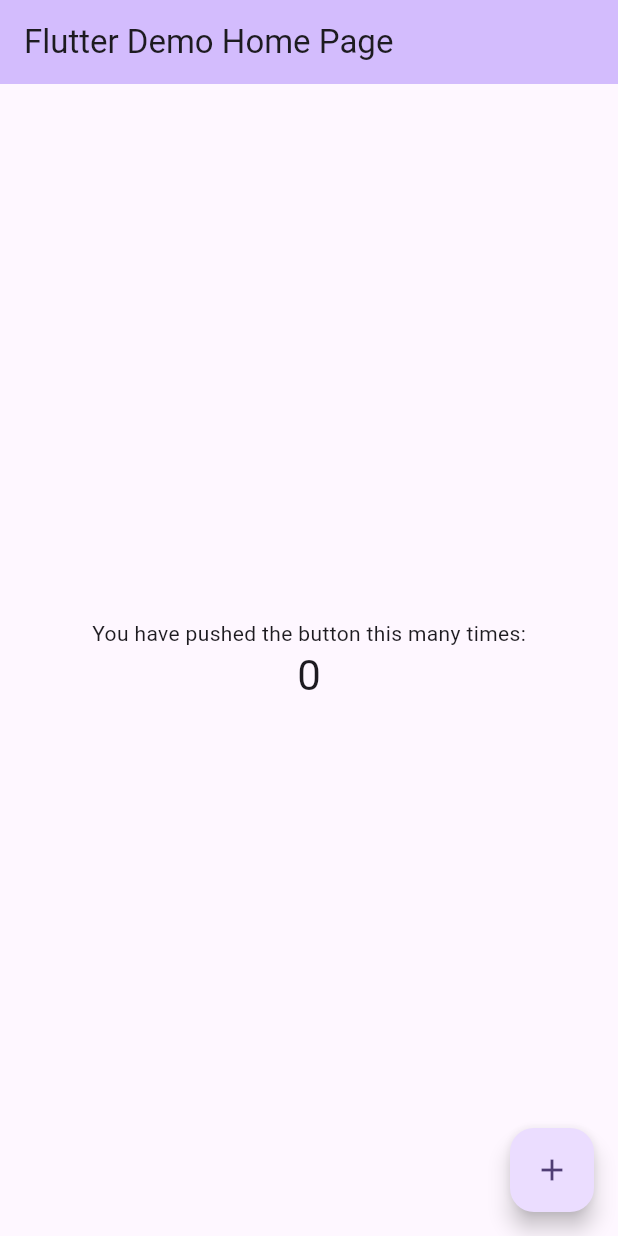
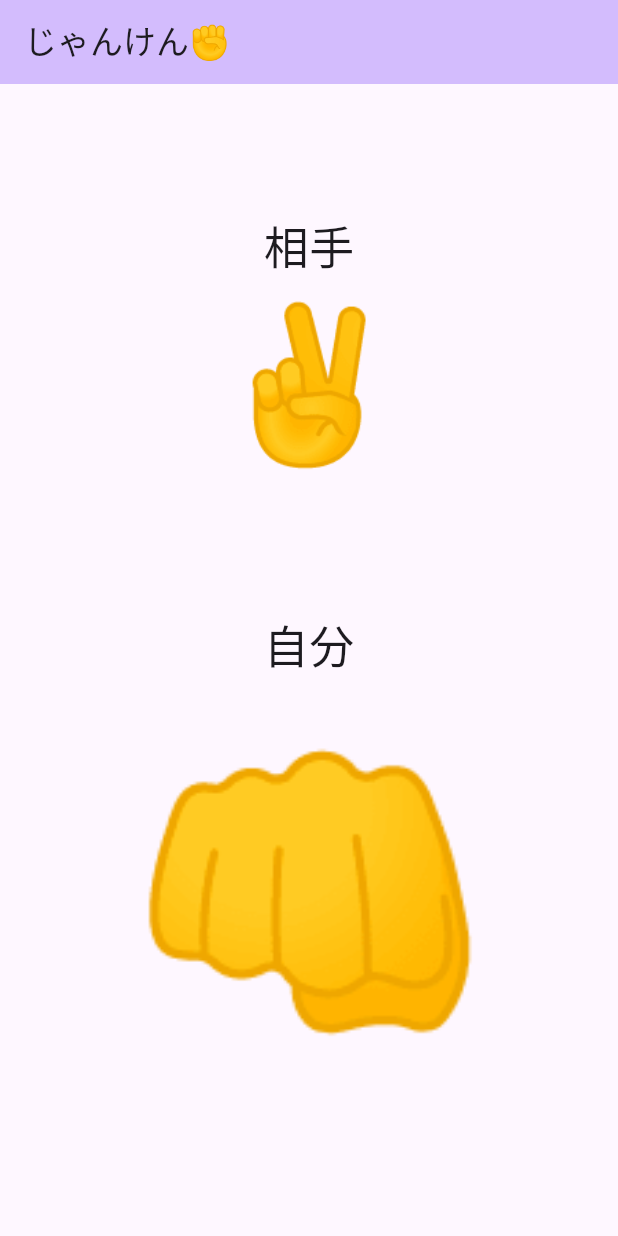
Before and after one commit to powerninja/flutterDev_janken_game, a Flutter app: the screen it shows after launch, on a phone screen of 412 x 824 dp. Run offline on Flutter 3.47's test engine with Material 3 defaults, Android fonts, the phone set to English and light mode, and no system bars.

Commit message:
イメージ作成

```diff
--- a/lib/main.dart
+++ b/lib/main.dart
@@ -43,27 +43,34 @@ class _MyHomePageState extends State<MyHomePage> {
     return Scaffold(
       appBar: AppBar(
         backgroundColor: Theme.of(context).colorScheme.inversePrimary,
-        title: Text(widget.title),
+        title: const Text('じゃんけん✊'),
       ),
-      body: Center(
+      body: const Center(
         child: Column(
           mainAxisAlignment: MainAxisAlignment.center,
-          children: <Widget>[
-            const Text(
-              'You have pushed the button this many times:',
+          children: [
+            Text(
+              '相手',
+              style: TextStyle(fontSize: 30),
             ),
             Text(
-              '$_counter',
-              style: Theme.of(context).textTheme.headlineMedium,
+              '✌️',
+              style: TextStyle(fontSize: 100),
+            ),
+            SizedBox(
+              height: 80,
+            ),
+            Text(
+              '自分',
+              style: TextStyle(fontSize: 30),
+            ),
+            Text(
+              '👊',
+              style: TextStyle(fontSize: 200),
             ),
           ],
         ),
       ),
-      floatingActionButton: FloatingActionButton(
-        onPressed: _incrementCounter,
-        tooltip: 'Increment',
-        child: const Icon(Icons.add),
-      ),
     );
   }
 }
```
